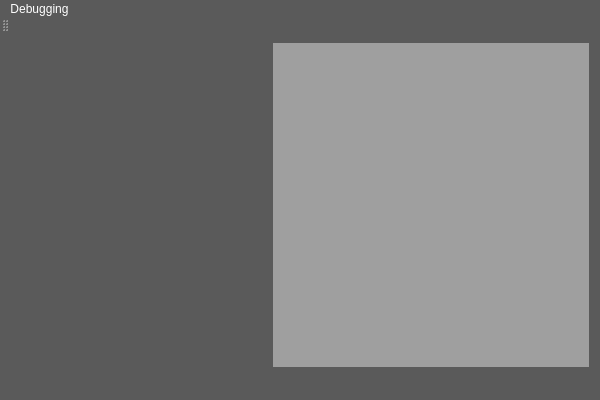
Before: the Qt Designer form qt-frontend/SimplexGui/mainwindow.ui in phresnel/picogen, drawn with Qt 5.
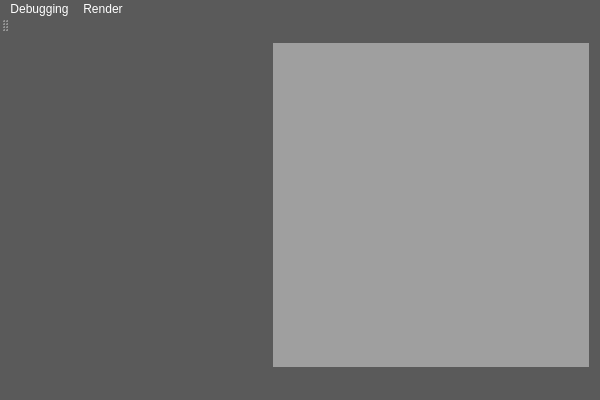
After: the same form once the commit is applied. Custom widgets are drawn as their Qt base class.

Commit message: new Form 'RenderWindow' + use QtWindowListMenu

What changed in the file:
```diff
--- a/qt-frontend/SimplexGui/mainwindow.ui
+++ b/qt-frontend/SimplexGui/mainwindow.ui
@@ -112,7 +112,7 @@
      <x>0</x>
      <y>0</y>
      <width>600</width>
-     <height>18</height>
+     <height>23</height>
     </rect>
    </property>
    <widget class="QMenu" name="menuDebugging">
@@ -121,7 +121,14 @@
     </property>
     <addaction name="actionShow_redshift_job_code"/>
    </widget>
+   <widget class="QMenu" name="menuRender">
+    <property name="title">
+     <string>Render</string>
+    </property>
+    <addaction name="actionRender"/>
+   </widget>
    <addaction name="menuDebugging"/>
+   <addaction name="menuRender"/>
   </widget>
   <widget class="QToolBar" name="mainToolBar">
    <attribute name="toolBarArea">
```
Left out of the diff: 8 changed lines with no effect on the pictures. The commit also changes 6 other files.
